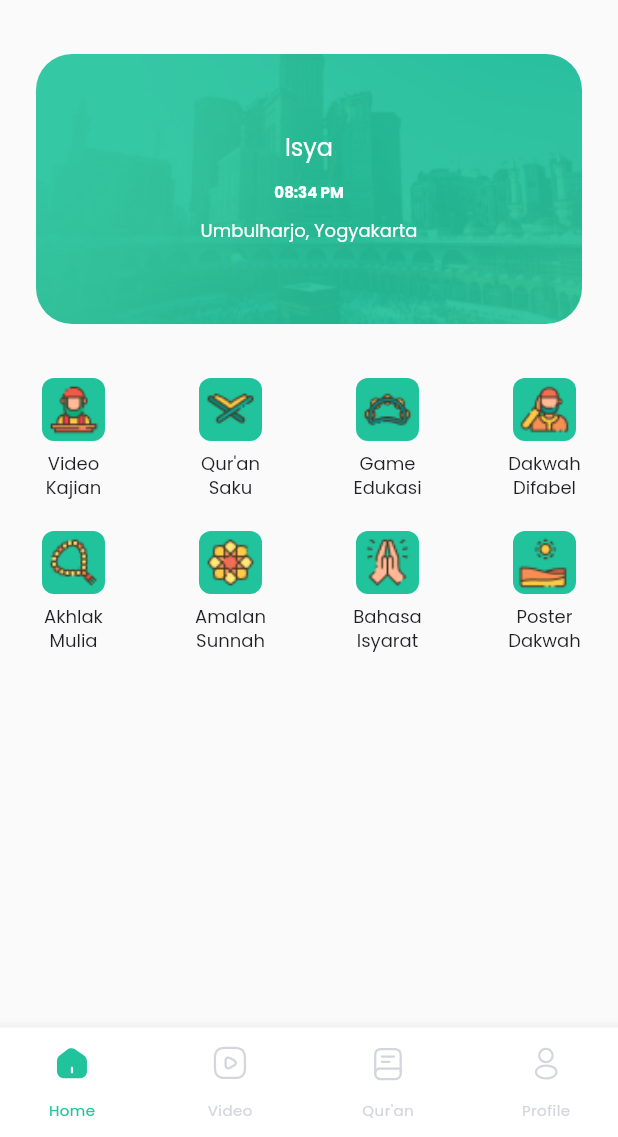
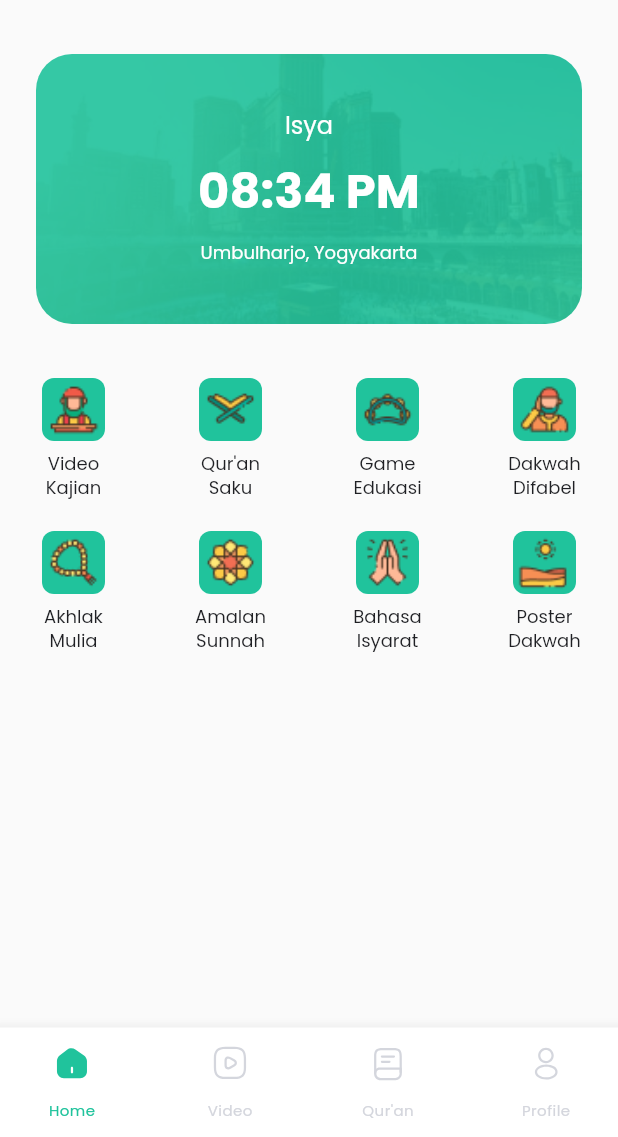
Before and after one commit to Bil-Hikmah/flutter_bil_hikmah, a Flutter app: the DashboardPage screen opened by its route, on a phone screen of 412 x 824 dp, the part 99-1236 px from its top. Run offline on Flutter 3.47's test engine with Material 2 defaults, Android fonts, the light colour scheme and no system bars; our stand-ins replace bloc, equatable, flutter_bloc, flutter_secure_storage, flutter_svg, page_transition; accounts and stored records are empty.

Commit message:
🎨 Update common text style - Typo

```diff
--- a/lib/style/text.dart
+++ b/lib/style/text.dart
@@ -63,7 +63,7 @@ class AppTextStyle {
   );
   static const TextStyle textTripleExtraLarge = TextStyle(
     fontFamily: _AppTextConfig.fontFamily,
-    fontSize: 10,
+    fontSize: 32,
     height: _AppTextConfig.height,
     color: _AppTextConfig.primaryColor,
   );
```
